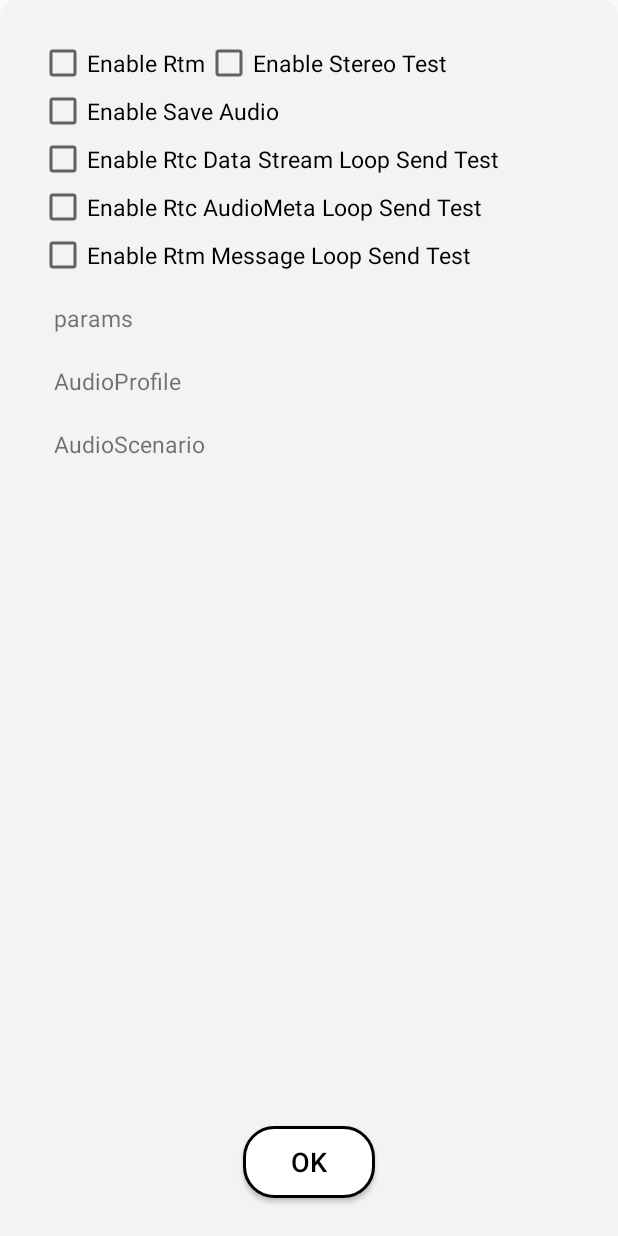
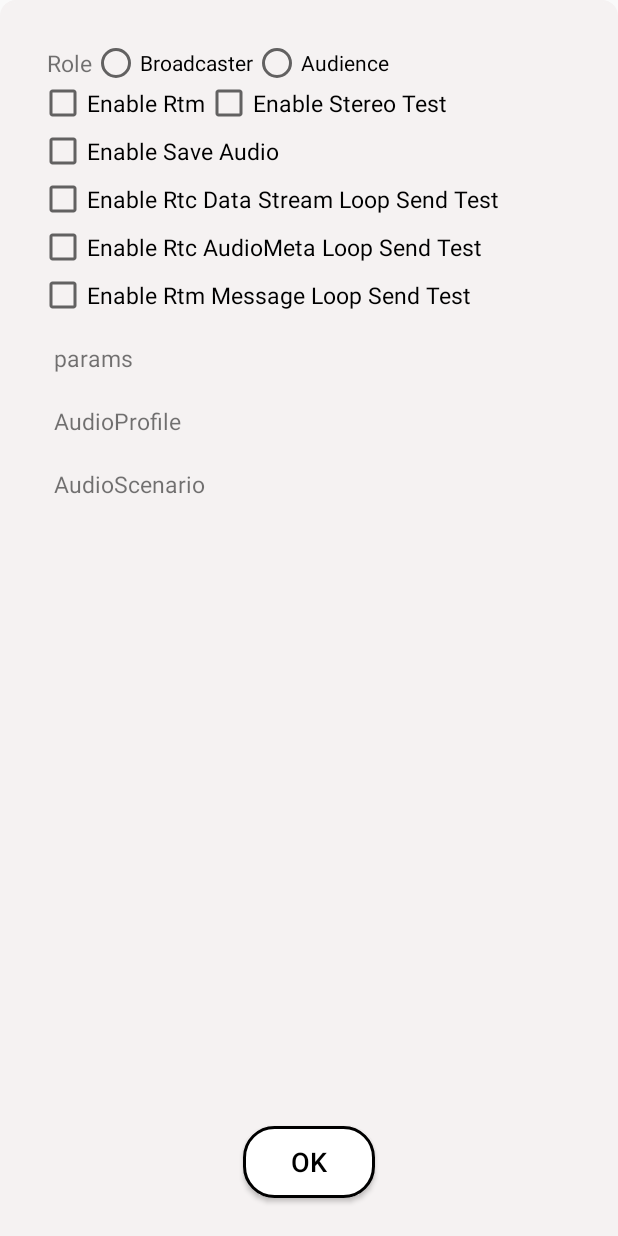
Before and after one commit to winskyan/Agora-AITest, an Android app: the layout dialog_settings.xml on its own in the app's theme, with its tools: preview values and no code run, on a phone screen of 412 x 824 dp. Run offline under Robolectric (Android 15) with nearby library versions, the phone set to English and light mode, and no system bars.

Commit message:
add client role type choose in setting

```diff
--- a/app/src/main/java/io/agora/ai/test/constants/Constants.kt
+++ b/app/src/main/java/io/agora/ai/test/constants/Constants.kt
@@ -15,5 +15,6 @@ object Constants {
     const val MMKV_KEY_ENABLE_TEST_RTC_DATA_STREAM_MESSAGE = "enableTestRtcDataStreamMessage"
     const val MMKV_KEY_ENABLE_TEST_RTM_MESSAGE = "enableTestRtmMessage"
     const val MMKV_KEY_ENABLE_TEST_RTC_AUDIO_METADATA = "enableTestRtcAudioMetadata"
+    const val MMKV_KEY_CLIENT_ROLE_TYPE = "clientRoleType"
 
 }
--- a/app/src/main/java/io/agora/ai/test/context/DemoContext.kt
+++ b/app/src/main/java/io/agora/ai/test/context/DemoContext.kt
@@ -3,6 +3,7 @@ package io.agora.ai.test.context
 import com.google.gson.Gson
 import com.google.gson.reflect.TypeToken
 import io.agora.ai.test.constants.Constants
+import io.agora.ai.test.maas.MaaSConstants
 import io.agora.ai.test.model.Config
 import io.agora.ai.test.utils.MMKVUtils
 
@@ -55,6 +56,12 @@ object DemoContext {
         get() = MMKVUtils.getBoolean(Constants.MMKV_KEY_ENABLE_TEST_RTC_AUDIO_METADATA, false)
         set(value) = MMKVUtils.putBoolean(Constants.MMKV_KEY_ENABLE_TEST_RTC_AUDIO_METADATA, value)
 
+    var clientRoleType: Int
+        get() = MMKVUtils.getInt(
+            Constants.MMKV_KEY_CLIENT_ROLE_TYPE,
+            MaaSConstants.CLIENT_ROLE_BROADCASTER
+        )
+        set(value) = MMKVUtils.putInt(Constants.MMKV_KEY_CLIENT_ROLE_TYPE, value)
 
     fun parseConfigJson(jsonString: String): Config {
         val gson = Gson()
--- a/app/src/main/java/io/agora/ai/test/ui/MainActivity.kt
+++ b/app/src/main/java/io/agora/ai/test/ui/MainActivity.kt
@@ -270,7 +270,7 @@ class MainActivity : AppCompatActivity(), MaaSEngineEventHandler {
                 initEngine()
                 mMaaSEngine?.joinChannel(
                     channelName,
-                    MaaSConstants.CLIENT_ROLE_BROADCASTER,
+                    DemoContext.clientRoleType,
                     registerRecordingAudio = DemoContext.enableStereoTest,
                     registerPlaybackAudio = DemoContext.enableSaveAudio
                 )
@@ -517,16 +517,24 @@ class MainActivity : AppCompatActivity(), MaaSEngineEventHandler {
             )
     }
 
+    private fun updateToolbarTitle(title: String) {
+        binding.toolbarTitle.text = title
+    }
+
 
     override fun onJoinChannelSuccess(channel: String, uid: Int, elapsed: Int) {
         mJoinSuccess = true
-        runOnUiThread { updateUI() }
+        runOnUiThread {
+            updateToolbarTitle("${getString(R.string.app_name)}($channel:$uid)")
+            updateUI()
+        }
     }
 
     override fun onLeaveChannelSuccess() {
         Log.d(TAG, "onLeaveChannelSuccess")
         mJoinSuccess = false
         runOnUiThread {
+            updateToolbarTitle(getString(R.string.app_name))
             updateUI()
 
         }
--- a/app/src/main/java/io/agora/ai/test/ui/dialog/SettingsDialog.kt
+++ b/app/src/main/java/io/agora/ai/test/ui/dialog/SettingsDialog.kt
@@ -14,6 +14,7 @@ import io.agora.ai.test.R
 import io.agora.ai.test.constants.Constants
 import io.agora.ai.test.context.DemoContext
 import io.agora.ai.test.databinding.DialogSettingsBinding
+import io.agora.ai.test.maas.MaaSConstants
 import io.agora.ai.test.model.Config
 import io.agora.ai.test.utils.Utils
 
@@ -36,6 +37,24 @@ object SettingsDialog {
                 override fun initPopupContent() {
                     super.initPopupContent()
                     val binding = DialogSettingsBinding.bind(popupImplView)
+
+                    if (DemoContext.clientRoleType == MaaSConstants.CLIENT_ROLE_BROADCASTER) {
+                        binding.clientRoleTypeBroadcasterRb.isChecked = true
+                    } else {
+                        binding.clientRoleTypeAudienceRb.isChecked = true
+                    }
+
+                    binding.clientRoleTypeBroadcasterRb.setOnCheckedChangeListener { _, isChecked ->
+                        if (isChecked) {
+                            DemoContext.clientRoleType = MaaSConstants.CLIENT_ROLE_BROADCASTER
+                        }
+                    }
+
+                    binding.clientRoleTypeAudienceRb.setOnCheckedChangeListener { _, isChecked ->
+                        if (isChecked) {
+                            DemoContext.clientRoleType = MaaSConstants.CLIENT_ROLE_AUDIENCE
+                        }
+                    }
 
                     val config =
                         DemoContext.parseConfigJson(Utils.readAssetContent(context, "config.json"))
--- a/app/src/main/res/layout/dialog_settings.xml
+++ b/app/src/main/res/layout/dialog_settings.xml
@@ -27,6 +27,38 @@
                 app:layout_constraintStart_toStartOf="parent"
                 app:layout_constraintTop_toTopOf="parent">
 
+                <TextView
+                    android:id="@+id/client_role_type_tv"
+                    android:layout_width="wrap_content"
+                    android:layout_height="wrap_content"
+                    android:layout_marginStart="5dp"
+                    android:layout_marginTop="5dp"
+                    android:text="@string/client_role_type"
+                    android:textSize="15sp"
+                    app:layout_constraintStart_toStartOf="parent"
+                    app:layout_constraintTop_toTopOf="parent" />
+
+                <RadioGroup
+                    android:id="@+id/client_role_type_rg"
+                    android:layout_width="wrap_content"
+                    android:layout_height="wrap_content"
+                    android:orientation="horizontal"
+                    app:layout_constraintStart_toEndOf="@id/client_role_type_tv"
+                    app:layout_constraintTop_toTopOf="parent">
+
+                    <RadioButton
+                        android:id="@+id/client_role_type_broadcaster_rb"
+                        android:layout_width="wrap_content"
+                        android:layout_height="wrap_content"
+                        android:text="@string/client_role_type_broadcaster" />
+
+                    <RadioButton
+                        android:id="@+id/client_role_type_audience_rb"
+                        android:layout_width="wrap_content"
+                        android:layout_height="wrap_content"
+                        android:text="@string/client_role_type_audience" />
+                </RadioGroup>
+
                 <CheckBox
                     android:id="@+id/enable_rtm_cb"
                     android:layout_width="wrap_content"
@@ -34,7 +66,7 @@
                     android:text="@string/enable_rtm"
                     android:textSize="15sp"
                     app:layout_constraintStart_toStartOf="parent"
-                    app:layout_constraintTop_toTopOf="parent" />
+                    app:layout_constraintTop_toBottomOf="@id/client_role_type_tv" />
 
                 <CheckBox
                     android:id="@+id/enable_stereo_test_cb"
@@ -43,7 +75,7 @@
                     android:text="@string/enable_stereo_test"
                     android:textSize="15sp"
                     app:layout_constraintStart_toEndOf="@id/enable_rtm_cb"
-                    app:layout_constraintTop_toTopOf="parent" />
+                    app:layout_constraintTop_toBottomOf="@id/client_role_type_tv" />
 
                 <CheckBox
                     android:id="@+id/enable_save_audio_cb"
--- a/app/src/main/res/values/strings.xml
+++ b/app/src/main/res/values/strings.xml
@@ -25,5 +25,8 @@
     <string name="enable_rtc_data_stream_test">Enable Rtc Data Stream Loop Send Test</string>
     <string name="enable_rtc_audio_meta_data_test">Enable Rtc AudioMeta Loop Send Test</string>
     <string name="enable_rtm_message_test">Enable Rtm Message Loop Send Test</string>
+    <string name="client_role_type">Role</string>
+    <string name="client_role_type_broadcaster">Broadcaster</string>
+    <string name="client_role_type_audience">Audience</string>
 
 </resources>
```
